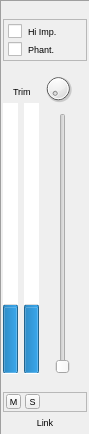
Old version of the form src/widgets/audiochannelfeaturewidget.ui in the repository dehnhardt/iconnconfig.
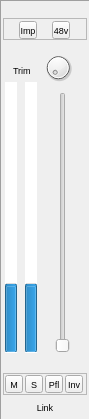
New version of the form. Icons and pictures are not drawn. Custom widgets are drawn as their Qt base class.

Commit message: Some styling for the mixer stripes

```diff
--- a/src/widgets/audiochannelfeaturewidget.ui
+++ b/src/widgets/audiochannelfeaturewidget.ui
@@ -7,7 +7,7 @@
     <x>0</x>
     <y>0</y>
     <width>90</width>
-    <height>435</height>
+    <height>420</height>
    </rect>
   </property>
   <property name="sizePolicy">
@@ -19,13 +19,13 @@
   <property name="minimumSize">
    <size>
     <width>90</width>
-    <height>435</height>
+    <height>420</height>
    </size>
   </property>
   <property name="maximumSize">
    <size>
     <width>90</width>
-    <height>440</height>
+    <height>420</height>
    </size>
   </property>
   <property name="windowTitle">
@@ -57,7 +57,7 @@
     <number>2</number>
    </property>
    <property name="topMargin">
-    <number>2</number>
+    <number>1</number>
    </property>
    <property name="rightMargin">
     <number>2</number>
@@ -139,75 +139,121 @@
        <property name="minimumSize">
         <size>
          <width>76</width>
-         <height>42</height>
+         <height>22</height>
         </size>
        </property>
        <property name="maximumSize">
         <size>
          <width>100</width>
-         <height>70</height>
+         <height>22</height>
         </size>
        </property>
+       <property name="font">
+        <font>
+         <pointsize>7</pointsize>
+        </font>
+       </property>
        <property name="frameShape">
         <enum>QFrame::StyledPanel</enum>
        </property>
        <property name="frameShadow">
         <enum>QFrame::Raised</enum>
        </property>
-       <widget class="QCheckBox" name="m_pChbHighImpedance">
-        <property name="geometry">
-         <rect>
-          <x>5</x>
-          <y>4</y>
-          <width>55</width>
-          <height>16</height>
-         </rect>
+       <layout class="QHBoxLayout" name="horizontalLayout_2">
+        <property name="spacing">
+         <number>2</number>
         </property>
-        <property name="sizePolicy">
-         <sizepolicy hsizetype="Minimum" vsizetype="Minimum">
-          <horstretch>0</horstretch>
-          <verstretch>0</verstretch>
-         </sizepolicy>
+        <property name="leftMargin">
+         <number>2</number>
         </property>
-        <property name="font">
-         <font>
-          <pointsize>7</pointsize>
-         </font>
+        <property name="topMargin">
+         <number>2</number>
         </property>
-        <property name="styleSheet">
-         <string notr="true">border: none</string>
+        <property name="rightMargin">
+         <number>2</number>
         </property>
-        <property name="text">
-         <string>Hi Imp.</string>
+        <property name="bottomMargin">
+         <number>2</number>
         </property>
-       </widget>
-       <widget class="QCheckBox" name="m_pChbPhantomPower">
-        <property name="geometry">
-         <rect>
-          <x>5</x>
-          <y>22</y>
-          <width>51</width>
-          <height>16</height>
-         </rect>
-        </property>
-        <property name="sizePolicy">
-         <sizepolicy hsizetype="Minimum" vsizetype="Minimum">
-          <horstretch>0</horstretch>
-          <verstretch>0</verstretch>
-         </sizepolicy>
-        </property>
-        <property name="font">
-         <font>
-          <pointsize>7</pointsize>
-         </font>
-        </property>
-        <property name="styleSheet">
-         <string notr="true">border: none</string>
-        </property>
-        <property name="text">
-         <string>Phant.</string>
-        </property>
-       </widget>
+        <item>
+         <widget class="PKMixerButton" name="m_pTbHighImpedance">
+          <property name="sizePolicy">
+           <sizepolicy hsizetype="Minimum" vsizetype="Minimum">
+            <horstretch>0</horstretch>
+            <verstretch>0</verstretch>
+           </sizepolicy>
+          </property>
+          <property name="minimumSize">
+           <size>
+            <width>18</width>
+            <height>18</height>
+           </size>
+          </property>
+          <property name="maximumSize">
+           <size>
+            <width>18</width>
+            <height>18</height>
+           </size>
+          </property>
+          <property name="font">
+           <font>
+            <pointsize>7</pointsize>
+           </font>
+          </property>
+          <property name="styleSheet">
+           <string notr="true"/>
+          </property>
+          <property name="text">
+           <string>Imp</string>
+          </property>
+          <property name="checkable">
+           <bool>true</bool>
+          </property>
+          <property name="toolButtonStyle">
+           <enum>Qt::ToolButtonTextOnly</enum>
+          </property>
+         </widget>
+        </item>
+        <item>
+         <widget class="PKMixerButton" name="m_pTbPhantomPower">
+          <property name="sizePolicy">
+           <sizepolicy hsizetype="Minimum" vsizetype="Minimum">
+            <horstretch>0</horstretch>
+            <verstretch>0</verstretch>
+           </sizepolicy>
+          </property>
+          <property name="minimumSize">
+           <size>
+            <width>18</width>
+            <height>18</height>
+           </size>
+          </property>
+          <property name="maximumSize">
+           <size>
+            <width>18</width>
+            <height>18</height>
+           </size>
+          </property>
+          <property name="font">
+           <font>
+            <pointsize>7</pointsize>
+           </font>
+          </property>
+          <property name="styleSheet">
+           <string notr="true"/>
+          </property>
+          <property name="text">
+           <string>48v</string>
+          </property>
+          <property name="checkable">
+           <bool>true</bool>
+          </property>
+          <property name="toolButtonStyle">
+           <enum>Qt::ToolButtonTextOnly</enum>
+          </property>
+         </widget>
+        </item>
+       </layout>
       </widget>
      </item>
      <item alignment="Qt::AlignLeft">
@@ -290,10 +336,6 @@
           <height>16777215</height>
          </size>
         </property>
-        <property name="styleSheet">
-         <string notr="true">padding-left: 0;
-margin-left: 0;</string>
-        </property>
         <property name="orientation">
          <enum>Qt::Vertical</enum>
         </property>
@@ -361,7 +403,7 @@
            </property>
            <property name="maximumSize">
             <size>
-             <width>15</width>
+             <width>12</width>
              <height>16777215</height>
             </size>
            </property>
@@ -400,7 +442,7 @@
            </property>
            <property name="maximumSize">
             <size>
-             <width>15</width>
+             <width>12</width>
              <height>16777215</height>
             </size>
            </property>
@@ -434,13 +476,13 @@
      <property name="minimumSize">
       <size>
        <width>0</width>
-       <height>20</height>
+       <height>22</height>
       </size>
      </property>
      <property name="maximumSize">
       <size>
        <width>16777215</width>
-       <height>16</height>
+       <height>22</height>
       </size>
      </property>
      <property name="styleSheet">
@@ -452,27 +494,24 @@
      <property name="frameShadow">
       <enum>QFrame::Raised</enum>
      </property>
-     <layout class="QFormLayout" name="formLayout">
-      <property name="horizontalSpacing">
-       <number>4</number>
-      </property>
-      <property name="verticalSpacing">
-       <number>3</number>
-      </property>
-      <property name="leftMargin">
+     <layout class="QHBoxLayout" name="horizontalLayout_3">
+      <property name="spacing">
        <number>2</number>
       </property>
+      <property name="leftMargin">
+       <number>1</number>
+      </property>
       <property name="topMargin">
        <number>1</number>
       </property>
       <property name="rightMargin">
-       <number>0</number>
+       <number>1</number>
       </property>
       <property name="bottomMargin">
-       <number>0</number>
+       <number>1</number>
       </property>
-      <item row="0" column="0">
-       <widget class="QPushButton" name="m_pChbMute">
+      <item>
+       <widget class="PKMixerButton" name="m_pTbMute">
         <property name="sizePolicy">
          <sizepolicy hsizetype="Minimum" vsizetype="Minimum">
           <horstretch>0</horstretch>
@@ -481,14 +520,14 @@
         </property>
         <property name="minimumSize">
          <size>
-          <width>15</width>
-          <height>15</height>
+          <width>18</width>
+          <height>18</height>
          </size>
         </property>
         <property name="maximumSize">
          <size>
-          <width>15</width>
-          <height>15</height>
+          <width>18</width>
+          <height>18</height>
          </size>
         </property>
         <property name="baseSize">
@@ -508,20 +547,23 @@
         <property name="checkable">
          <bool>true</bool>
         </property>
+        <property name="toolButtonStyle">
+         <enum>Qt::ToolButtonTextOnly</enum>
+        </property>
        </widget>
       </item>
-      <item row="0" column="1">
-       <widget class="QPushButton" name="pushButton">
+      <item>
+       <widget class="PKMixerButton" name="m_pTbSolo">
         <property name="minimumSize">
          <size>
-          <width>15</width>
-          <height>15</height>
+          <width>18</width>
+          <height>18</height>
          </size>
         </property>
         <property name="maximumSize">
          <size>
-          <width>15</width>
-          <height>15</height>
+          <width>18</width>
+          <height>18</height>
          </size>
         </property>
         <property name="font">
@@ -535,6 +577,81 @@
         <property name="checkable">
          <bool>true</bool>
         </property>
+        <property name="toolButtonStyle">
+         <enum>Qt::ToolButtonTextOnly</enum>
+        </property>
+       </widget>
+      </item>
+      <item>
+       <widget class="PKMixerButton" name="m_pTbPfl">
+        <property name="minimumSize">
+         <size>
+          <width>18</width>
+          <height>18</height>
+         </size>
+        </property>
+        <property name="maximumSize">
+         <size>
+          <width>18</width>
+          <height>18</height>
+         </size>
+        </property>
+        <property name="baseSize">
+         <size>
+          <width>0</width>
+          <height>0</height>
+         </size>
+        </property>
+        <property name="font">
+         <font>
+          <pointsize>7</pointsize>
+         </font>
+        </property>
+        <property name="text">
+         <string>Pfl</string>
+        </property>
+        <property name="checkable">
+         <bool>true</bool>
+        </property>
+        <property name="toolButtonStyle">
+         <enum>Qt::ToolButtonTextOnly</enum>
+        </property>
+       </widget>
+      </item>
+      <item>
+       <widget class="PKMixerButton" name="m_pTbInvert">
+        <property name="minimumSize">
+         <size>
+          <width>18</width>
+          <height>18</height>
+         </size>
+        </property>
+        <property name="maximumSize">
+         <size>
+          <width>18</width>
+          <height>18</height>
+         </size>
+        </property>
+        <property name="baseSize">
+         <size>
+          <width>0</width>
+          <height>0</height>
+         </size>
+        </property>
+        <property name="font">
+         <font>
+          <pointsize>7</pointsize>
+         </font>
+        </property>
+        <property name="text">
+         <string>Inv</string>
+        </property>
+        <property name="checkable">
+         <bool>true</bool>
+        </property>
+        <property name="toolButtonStyle">
+         <enum>Qt::ToolButtonTextOnly</enum>
+        </property>
        </widget>
       </item>
      </layout>
@@ -615,6 +732,11 @@
    <extends>QProgressBar</extends>
    <header>src/widgets/controls/pklevelmeter.h</header>
   </customwidget>
+  <customwidget>
+   <class>PKMixerButton</class>
+   <extends>QToolButton</extends>
+   <header>src/widgets/controls/pkmixerbutton.h</header>
+  </customwidget>
  </customwidgets>
  <resources>
   <include location="../../resources.qrc"/>
```
Left out of the diff: 8 changed lines with no effect on the pictures. The commit also changes 10 other files.
